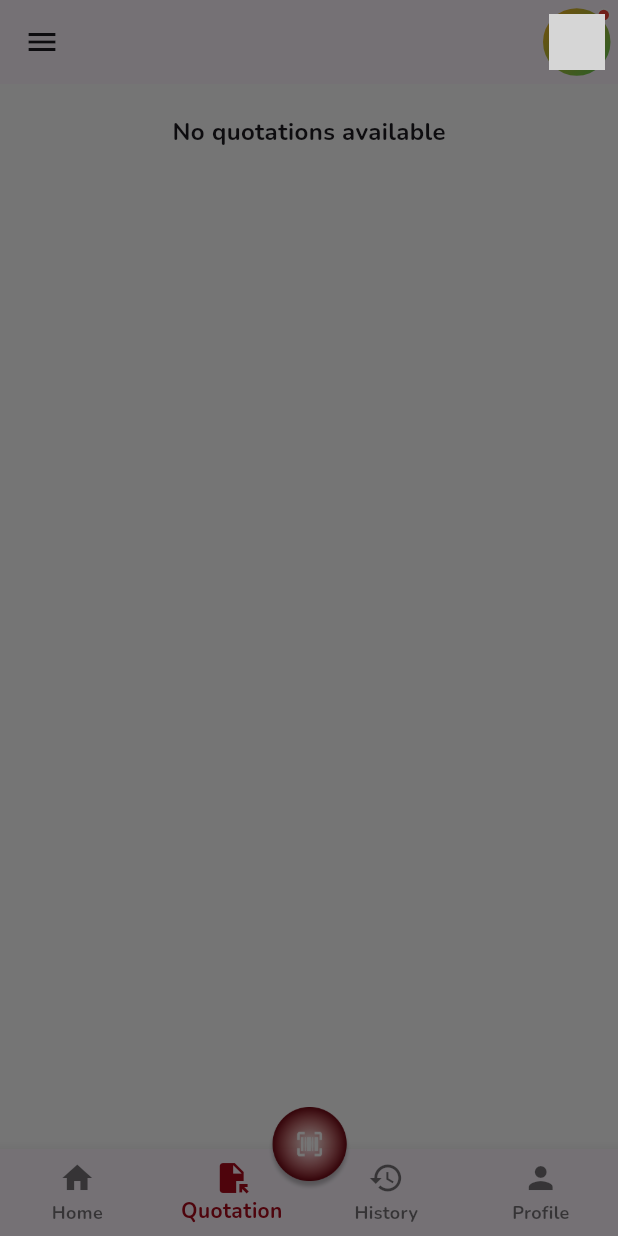
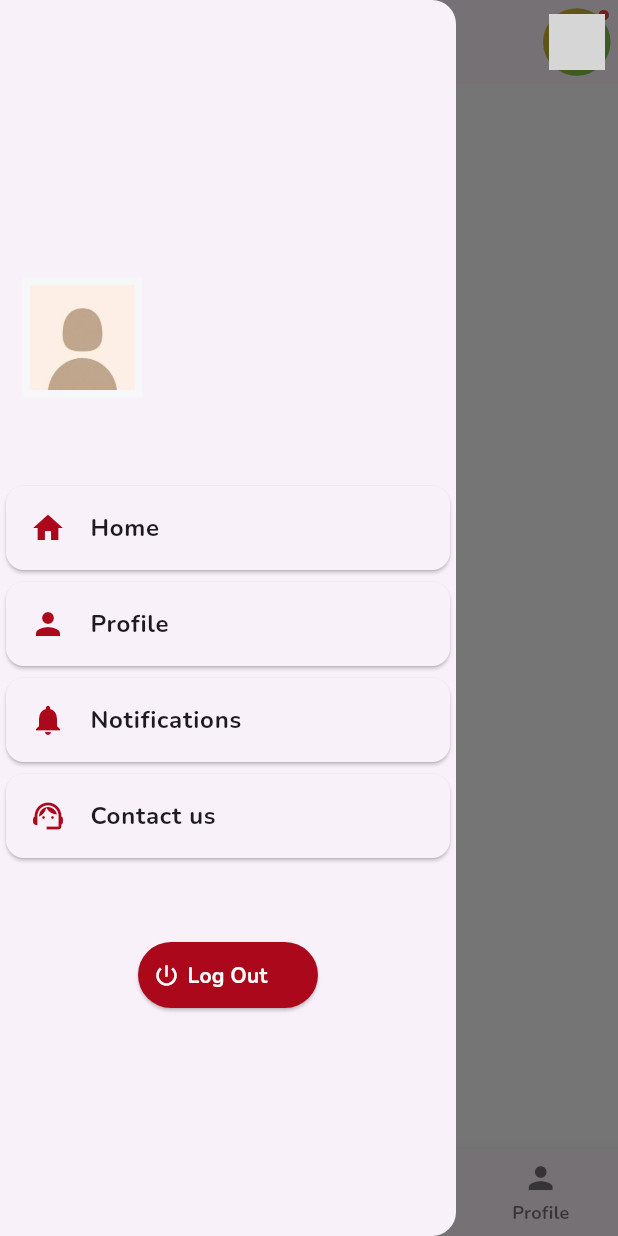
Before and after one commit to YagyeshGupta03/SizaSend_App, a Flutter app: the DashBoardScreen screen opened directly, item 2 of the bottom bar chosen, with the side drawer open, on a phone screen of 412 x 824 dp. Run offline on Flutter 3.47's test engine with Material 2 defaults, Android fonts, the phone set to English and light mode, and no system bars; our stand-ins replace connectivity_plus, contacts_service, country_code_picker, firebase_core, firebase_messaging, flutter_html and 10 more; missing offline and left inert: form_validation, order_tracker, random_avatar, video_compress; accounts and stored records are empty; network calls fail; grey boxes are pictures that could not be loaded.

Commit message:
13-09-2023 [evening commit]

```diff
--- a/lib/Controllers/profile_controller.dart
+++ b/lib/Controllers/profile_controller.dart
@@ -4,6 +4,7 @@ import 'package:get/get.dart';
 import 'package:savo/Constants/all_urls.dart';
 import 'package:savo/Controllers/global_controllers.dart';
 import 'package:savo/Models/Models.dart';
+import 'package:savo/screen/dashboard_screen.dart';
 import 'package:savo/screen/profile/BankAccount_screens/bankAc_listing.dart';
 import 'package:savo/screen/profile/UserAccountScreens/account_info_screen.dart';
 import '../Helper/http_helper.dart';
@@ -101,7 +102,6 @@ class BankController extends GetxController {
 class ProfileController extends GetxController {
   //  Image updates
   Future profileImageUpdate(context, image) async {
-    await loadingController.updateProfileLoading(true);
     final NetworkHelper networkHelper = NetworkHelper(url: profileImageUrl);
     var reply = await networkHelper.postMultiPartData(
         {"user_id": credentialController.id.toString()},
@@ -110,8 +110,7 @@ class ProfileController extends GetxController {
 
     if (reply['status'] == 1) {
       userInfoController
-          .getUserInfo()
-          .then((value) => loadingController.updateProfileLoading(false));
+          .getUserInfo();
       Fluttertoast.showToast(
         msg: S.of(context).imageUpdatedSuccessfully,
         gravity: ToastGravity.SNACKBAR,
@@ -141,7 +140,6 @@ class ProfileController extends GetxController {
           ),
         );
         update();
-        print(occupationList.length);
       }
     } else {
       print('Error in getting occupation list');
--- a/lib/screen/dashboard_screen.dart
+++ b/lib/screen/dashboard_screen.dart
@@ -1,14 +1,19 @@
 import 'package:flutter/material.dart';
+import 'package:get/get.dart';
 import 'package:random_avatar/random_avatar.dart';
 import 'package:savo/Controllers/global_controllers.dart';
 import 'package:savo/animation/exit_animation.dart';
+import 'package:savo/screen/NotificationScreen/notification_screen.dart';
 import 'package:savo/screen/history/history_home_screen.dart';
 import 'package:savo/screen/home/home_screen.dart';
+import 'package:savo/screen/profile/UserAccountScreens/account_info_screen.dart';
 import 'package:savo/screen/profile/profile_home_screen.dart';
 import 'package:savo/screen/quotation/quotation_home_screen.dart';
 import 'package:savo/util/images.dart';
+import '../Constants/all_urls.dart';
 import '../Constants/theme_data.dart';
 import '../generated/l10n.dart';
+import 'authentication/login_screen.dart';
 
 class DashBoardScreen extends StatefulWidget {
   const DashBoardScreen({super.key});
@@ -34,25 +39,10 @@ class _DashBoardScreenState extends State<DashBoardScreen> {
   ];
 
   List drawer = [
-    Drawer(
-      child: Column(
-        children: [
-          const SizedBox(height: 70),
-          Container(
-            height: 150,
-            width: double.infinity,
-            child: ListTile(
-              leading: Container(height: 80, width: 60, color: Colors.red),
-              title: Text('Name'),
-              subtitle: Text('Number'),
-            ),
-          )
-        ],
-      ),
-    ),
-    const SizedBox(),
-    const SizedBox(),
-    const SizedBox(),
+    const CustomDrawer(),
+    const CustomDrawer(),
+    const CustomDrawer(),
+    const CustomDrawer(),
   ];
 
   @override
@@ -174,3 +164,148 @@ class _DashBoardScreenState extends State<DashBoardScreen> {
     );
   }
 }
+
+class CustomDrawer extends StatelessWidget {
+  const CustomDrawer({
+    super.key,
+  });
+
+  @override
+  Widget build(BuildContext context) {
+    return Drawer(
+      child: Column(
+        mainAxisAlignment: MainAxisAlignment.center,
+        children: [
+          Container(
+            height: 150,
+            width: double.infinity,
+            child: Row(
+              crossAxisAlignment: CrossAxisAlignment.center,
+              mainAxisAlignment: MainAxisAlignment.start,
+              children: [
+                const SizedBox(width: 15),
+                Container(
+                  height: 80,
+                  width: 80,
+                  padding: const EdgeInsets.all(5),
+                  color: themeController.currentTheme.value.cardColor,
+                  child: userInfoController.profileImage == ''
+                      ? SizedBox(
+                          child: Image.asset(
+                            'assets/images/profilePic.jpg',
+                            fit: BoxFit.fill,
+                          ),
+                        )
+                      : SizedBox(
+                          child: Image.network(
+                            '$imageUrl${userInfoController.profileImage.toString()}',
+                            fit: BoxFit.fill,
+                          ),
+                        ),
+                ),
+                const SizedBox(width: 10),
+                Column(
+                  mainAxisAlignment: MainAxisAlignment.center,
+                  children: [
+                    Text(userInfoController.fullName,
+                        style: themeController
+                            .currentTheme.value.textTheme.bodyLarge),
+                    Text(userInfoController.phone,
+                        style: themeController
+                            .currentTheme.value.textTheme.titleSmall),
+                  ],
+                ),
+              ],
+            ),
+          ),
+          const SizedBox(height: 20),
+          DrawerCard(
+              title: 'Home',
+              icon: Icons.home,
+              onTap: () {
+                Get.to(() => const DashBoardScreen());
+              }),
+          DrawerCard(
+              title: 'Profile',
+              icon: Icons.person,
+              onTap: () {
+                Get.to(() => const AccountInfoScreen());
+              }),
+          DrawerCard(
+              title: 'Notifications',
+              icon: Icons.notifications,
+              onTap: () {
+                Get.to(() => const NotificationScreen());
+              }),
+          DrawerCard(
+              title: 'Contact us', icon: Icons.support_agent, onTap: () {}),
+          const SizedBox(height: 50),
+          Row(
+            mainAxisAlignment: MainAxisAlignment.center,
+            children: [
+              ElevatedButton(
+                  onPressed: () async {
+                    loadingController.updateLoading(false);
+                    await credentialController.deleteData();
+                    Get.off(() => const LoginScreen());
+                  },
+                  style:
+                      ElevatedButton.styleFrom(backgroundColor: primaryColor),
+                  child: const Padding(
+                    padding: EdgeInsets.symmetric(horizontal: 10),
+                    child: SizedBox(
+                      width: 100,
+                      height: 20,
+                      child: Row(
+                        children: [
+                          Icon(Icons.power_settings_new_outlined,
+                              color: Colors.white),
+                          SizedBox(width: 5),
+                          Text('Log Out',
+                              style: TextStyle(
+                                  fontSize: 14,
+                                  fontWeight: FontWeight.bold,
+                                  color: Colors.white)),
+                        ],
+                      ),
+                    ),
+                  ),
+              ),
+            ],
+          )
+        ],
+      ),
+    );
+  }
+}
+
+class DrawerCard extends StatelessWidget {
+  const DrawerCard({
+    super.key,
+    required this.title,
+    required this.icon,
+    required this.onTap,
+  });
+
+  final String title;
+  final IconData icon;
+  final Function onTap;
+
+  @override
+  Widget build(BuildContext context) {
+    return InkWell(
+      onTap: () {
+        onTap();
+      },
+      child: Card(
+        child: ListTile(
+          leading: Icon(icon, color: primaryColor),
+          title: Text(
+            title,
+            style: const TextStyle(fontSize: 16, fontWeight: FontWeight.bold),
+          ),
+        ),
+      ),
+    );
+  }
+}
--- a/lib/screen/profile/UserAccountScreens/account_edit_screen.dart
+++ b/lib/screen/profile/UserAccountScreens/account_edit_screen.dart
@@ -75,7 +75,7 @@ class _AccountEditScreenState extends State<AccountEditScreen> {
                 items: [
                   const DropdownMenuItem(
                     value: '0',
-                    child: Text(''),
+                    child: Text('Select Occupation'),
                   ),
                   for (int index = 0;
                       index < _profileController.occupationList.length;
--- a/lib/screen/profile/UserAccountScreens/account_info_screen.dart
+++ b/lib/screen/profile/UserAccountScreens/account_info_screen.dart
@@ -1,11 +1,8 @@
 import 'package:flutter/material.dart';
 import 'package:get/get.dart';
-import 'package:loading_animation_widget/loading_animation_widget.dart';
 import 'package:savo/Constants/all_urls.dart';
 import 'package:savo/screen/profile/UserAccountScreens/account_edit_screen.dart';
 import 'package:savo/util/widgets/edit_image_button.dart';
-import '../../../Constants/sizes.dart';
-import '../../../Constants/theme_data.dart';
 import '../../../Controllers/global_controllers.dart';
 import '../../../Controllers/profile_controller.dart';
 import '../../../generated/l10n.dart';
--- a/lib/screen/quotation/quotation_details.dart
+++ b/lib/screen/quotation/quotation_details.dart
@@ -5,7 +5,6 @@ import 'package:loading_animation_widget/loading_animation_widget.dart';
 import 'package:savo/Constants/sizes.dart';
 import 'package:savo/Controllers/walllet_controller.dart';
 import 'package:savo/screen/dashboard_screen.dart';
-import 'package:savo/screen/home/home_screen.dart';
 import 'package:savo/screen/quotation/full_video_screen.dart';
 import 'package:savo/screen/quotation/track_screen.dart';
 import 'package:savo/util/widgets/login_button.dart';
--- a/pubspec.yaml
+++ b/pubspec.yaml
@@ -21,7 +21,6 @@ dependencies:
   random_avatar: ^0.0.8
   form_validation: ^3.1.0+3
   lottie: ^2.5.0
-  provider: ^6.0.5
   http: ^1.1.0
   get: ^4.6.5
   country_code_picker: ^3.0.0
@@ -35,10 +34,11 @@ dependencies:
   firebase_core: ^2.15.1
   firebase_messaging: ^14.6.7
   connectivity_plus: ^4.0.2
-  flutter_local_notifications: ^15.1.1
   contacts_service: ^0.6.3
   permission_handler: ^10.4.3
   order_tracker: ^0.0.2
+  video_compress: ^3.1.2
+  flutter_local_notifications: ^15.1.1
 
 dependency_overrides:
   intl: ^0.18.0
```
Also changed, not shown: lib/Controllers/notifications_controller.dart (+254 -254 lines), lib/screen/home/home_screen.dart (+12 -0 lines), lib/screen/quotation/add_quotation_screen.dart (+4 -3 lines), pubspec.lock.
